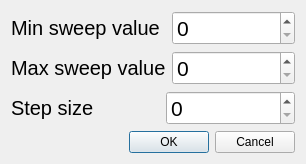
Qt form AccumScaleCorrectionDialog.ui (AlexChudinov/processRikenData) before a commit.
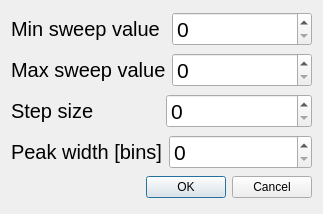
The same form after that commit.

Diff of the .ui file:
```diff
--- a/AccumScaleCorrectionDialog.ui
+++ b/AccumScaleCorrectionDialog.ui
@@ -6,8 +6,8 @@
    <rect>
     <x>0</x>
     <y>0</y>
-    <width>306</width>
-    <height>158</height>
+    <width>323</width>
+    <height>214</height>
    </rect>
   </property>
   <property name="windowTitle">
@@ -89,6 +89,31 @@
      </item>
     </layout>
    </item>
+   <item>
+    <layout class="QHBoxLayout" name="horizontalLayout_4">
+     <item>
+      <widget class="QLabel" name="label_4">
+       <property name="font">
+        <font>
+         <pointsize>15</pointsize>
+        </font>
+       </property>
+       <property name="text">
+        <string>Peak width [bins]</string>
+       </property>
+      </widget>
+     </item>
+     <item>
+      <widget class="QSpinBox" name="peakWidthSpinBox">
+       <property name="font">
+        <font>
+         <pointsize>16</pointsize>
+        </font>
+       </property>
+      </widget>
+     </item>
+    </layout>
+   </item>
    <item>
     <widget class="QDialogButtonBox" name="buttonBox">
      <property name="orientation">
```
